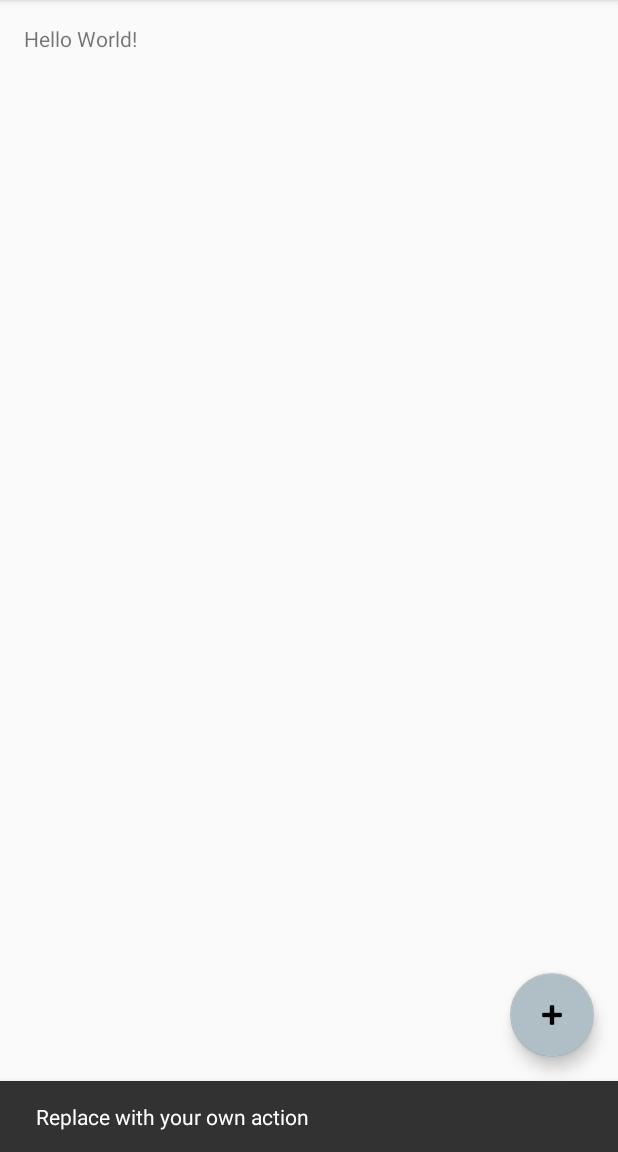
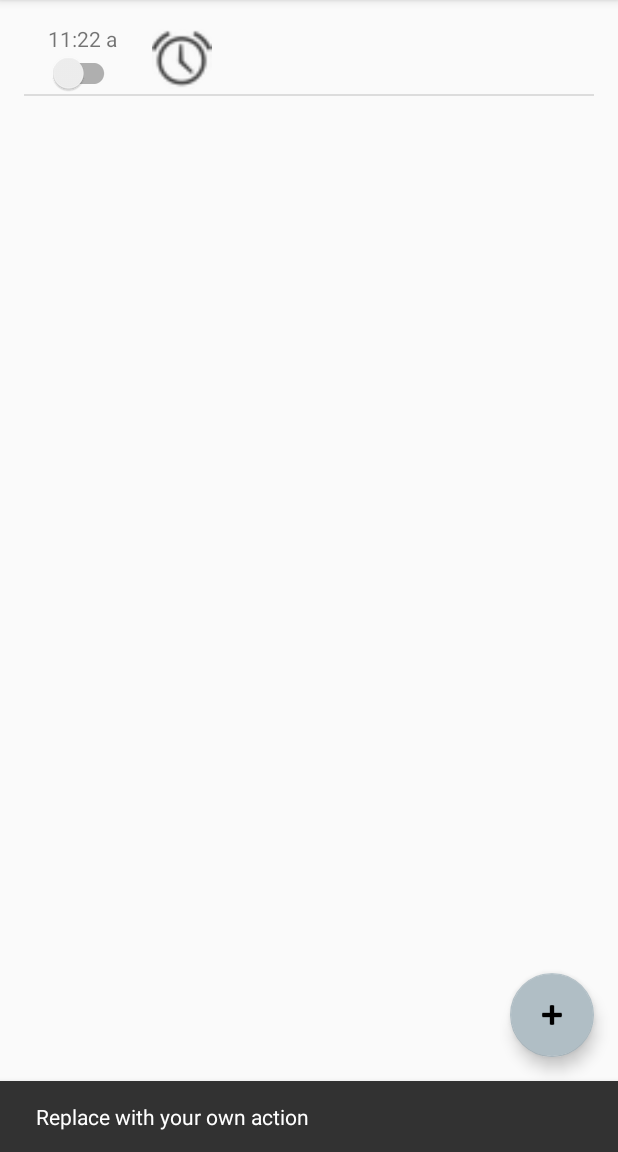
Before and after one commit to yoinergomez/WakeUpNow, an Android app: the screen it shows after launch (MainActivity), after a tap on an icon or button, on a phone screen of 412 x 824 dp, the part 84-1236 px from its top. Run offline under Robolectric (Android 15) with nearby library versions, the phone set to English and light mode, and no system bars.

Commit message:
Creando prototipo del item

```diff
--- a/app/src/main/java/grp02/udea/edu/co/wakeupnow/MainActivity.java
+++ b/app/src/main/java/grp02/udea/edu/co/wakeupnow/MainActivity.java
@@ -8,6 +8,15 @@ import android.support.v7.widget.Toolbar;
 import android.view.View;
 import android.view.Menu;
 import android.view.MenuItem;
+import android.widget.ImageView;
+import android.widget.ListView;
+import android.widget.TextClock;
+import android.widget.TextView;
+
+import java.util.ArrayList;
+
+import grp02.udea.edu.co.wakeupnow.view.ItemAlarma;
+import grp02.udea.edu.co.wakeupnow.view.adapter.ItemAlarmaAdapter;
 
 public class MainActivity extends AppCompatActivity {
 
@@ -17,6 +26,21 @@ public class MainActivity extends AppCompatActivity {
         setContentView(R.layout.activity_main);
         Toolbar toolbar = (Toolbar) findViewById(R.id.toolbar);
         setSupportActionBar(toolbar);
+
+
+        ArrayList<ItemAlarma> alarmas = new ArrayList<ItemAlarma>();
+        ItemAlarma itemAlarma = new ItemAlarma();
+        itemAlarma.setHoraAlarma("11:22 a");
+        alarmas.add(itemAlarma);
+        ListView lista = (ListView) findViewById(R.id.ListView_alarmas);
+        lista.setAdapter(new ItemAlarmaAdapter(this, R.layout.item_alarma, alarmas){
+            @Override
+            public void onEntrada(Object entrada, View view) {
+                TextView texto_superior_entrada = (TextView) view.findViewById(R.id.textView_superior);
+                texto_superior_entrada.setText(((ItemAlarma) entrada).getHoraAlarma());
+            }
+        });
+
 
         FloatingActionButton fab = (FloatingActionButton) findViewById(R.id.fab);
         fab.setOnClickListener(new View.OnClickListener() {
--- /dev/null
+++ b/app/src/main/java/grp02/udea/edu/co/wakeupnow/view/ItemAlarma.java
@@ -0,0 +1,17 @@
+package grp02.udea.edu.co.wakeupnow.view;
+
+/**
+ * Created by Esteban on 12/04/2016.
+ */
+public class ItemAlarma {
+
+    CharSequence horaAlarma;
+
+    public CharSequence getHoraAlarma() {
+        return horaAlarma;
+    }
+
+    public void setHoraAlarma(CharSequence horaAlarma) {
+        this.horaAlarma = horaAlarma;
+    }
+}
--- /dev/null
+++ b/app/src/main/java/grp02/udea/edu/co/wakeupnow/view/adapter/ItemAlarmaAdapter.java
@@ -0,0 +1,58 @@
+package grp02.udea.edu.co.wakeupnow.view.adapter;
+
+import android.content.Context;
+import android.view.LayoutInflater;
+import android.view.View;
+import android.view.ViewGroup;
+import android.widget.BaseAdapter;
+
+import java.util.ArrayList;
+
+/**
+ * Created by Esteban on 12/04/2016.
+ */
+public abstract class ItemAlarmaAdapter extends BaseAdapter {
+
+    private ArrayList<?> entradas;
+    private int R_layout_IdView;
+    private Context contexto;
+
+    public ItemAlarmaAdapter(Context contexto, int R_layout_IdView, ArrayList<?> entradas) {
+        super();
+        this.contexto = contexto;
+        this.entradas = entradas;
+        this.R_layout_IdView = R_layout_IdView;
+    }
+
+    @Override
+    public View getView(int posicion, View view, ViewGroup pariente) {
+        if (view == null) {
+            LayoutInflater vi = (LayoutInflater) contexto.getSystemService(Context.LAYOUT_INFLATER_SERVICE);
+            view = vi.inflate(R_layout_IdView, null);
+        }
+        onEntrada (entradas.get(posicion), view);
+        return view;
+    }
+
+    @Override
+    public int getCount() {
+        return entradas.size();
+    }
+
+    @Override
+    public Object getItem(int posicion) {
+        return entradas.get(posicion);
+    }
+
+    @Override
+    public long getItemId(int posicion) {
+        return posicion;
+    }
+
+    /** Devuelve cada una de las entradas con cada una de las vistas a la que debe de ser asociada
+     * @param entrada La entrada que será la asociada a la view. La entrada es del tipo del paquete/handler
+     * @param view View particular que contendrá los datos del paquete/handler
+     */
+    public abstract void onEntrada (Object entrada, View view);
+
+}
--- a/app/src/main/res/layout/content_main.xml
+++ b/app/src/main/res/layout/content_main.xml
@@ -12,8 +12,9 @@
     tools:context="grp02.udea.edu.co.wakeupnow.MainActivity"
     tools:showIn="@layout/activity_main">
 
-    <TextView
-        android:layout_width="wrap_content"
-        android:layout_height="wrap_content"
-        android:text="Hello World!" />
+    <ListView xmlns:android="http://schemas.android.com/apk/res/android"
+        android:id="@+id/ListView_alarmas"
+        android:layout_width="match_parent"
+        android:layout_height="match_parent" >
+    </ListView>
 </RelativeLayout>
--- a/app/src/main/res/layout/item_alarma.xml
+++ b/app/src/main/res/layout/item_alarma.xml
@@ -3,23 +3,32 @@
     xmlns:tools="http://schemas.android.com/tools"
     android:layout_width="wrap_content"
     android:layout_height="wrap_content"
-    android:orientation="horizontal"
+    android:orientation="vertical"
     android:layout_marginLeft="@dimen/activity_vertical_margin"
     android:layout_marginRight="@dimen/activity_vertical_margin"
     android:layout_marginTop="@dimen/activity_horizontal_margin"
     android:layout_marginBottom="@dimen/activity_horizontal_margin">
 
     <LinearLayout
+        android:layout_width="wrap_content"
+        android:layout_height="wrap_content"
+        android:orientation="horizontal">
+
+
+        <LinearLayout
             android:layout_width="match_parent"
             android:layout_height="match_parent">
 
+            <!--
             <TextClock
                 android:layout_width="wrap_content"
                 android:layout_height="match_parent"
-            android:id="@+id/textClock"
-            android:textSize="45sp"
+                android:id="@+id/textoReloj"
+                android:textSize="50sp"
                 android:textStyle="bold"
                 tools:targetApi="jelly_bean_mr1" />
+             -->
+
         </LinearLayout>
 
 
@@ -61,7 +70,7 @@
 
         </LinearLayout>
 
-
+    </LinearLayout>
 
 
 </LinearLayout>
```
Lines whose indentation alone changed are shown as unchanged.
